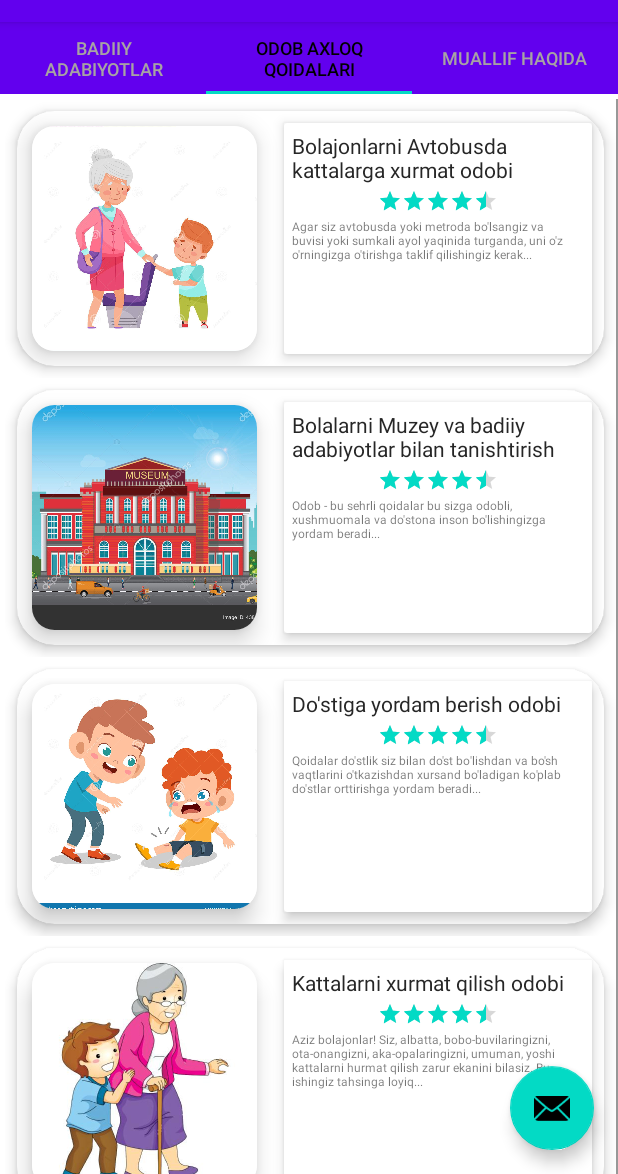
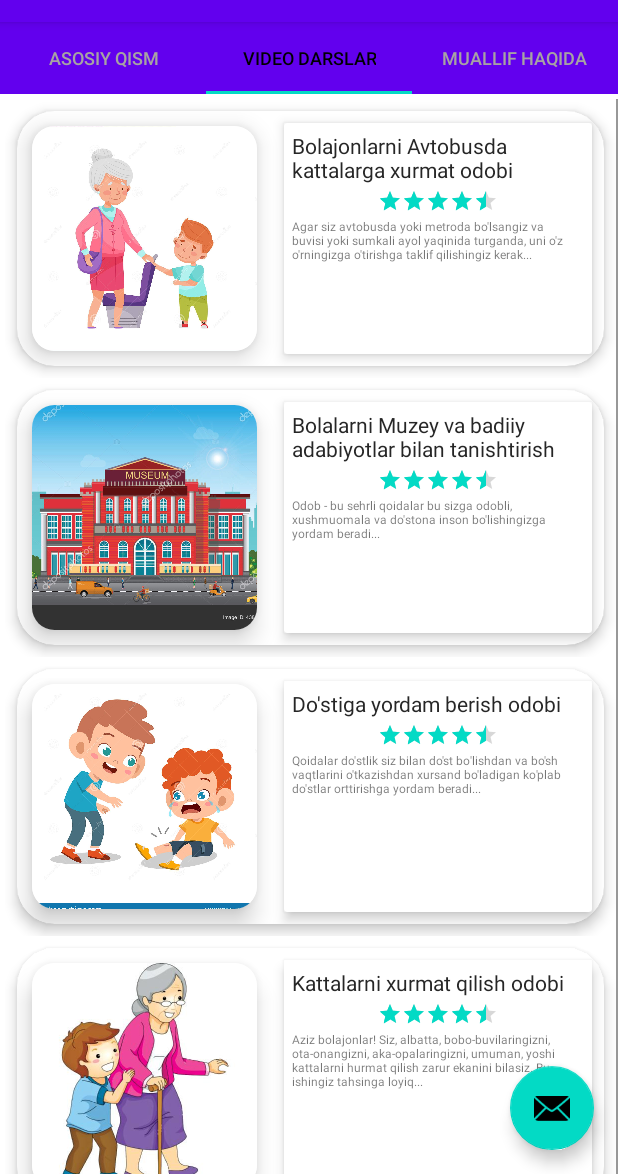
Before and after one commit to asadbekakmedov2001/metodologiya, an Android app: the screen it shows after launch (MainActivity), tab 2 chosen, on a phone screen of 412 x 824 dp, the part 62-1236 px from its top. Run offline under Robolectric (Android 15) with nearby library versions, the phone set to English and light mode, and no system bars.

Commit message:
Update MainActivity.java

```diff
--- a/app/src/main/java/com/example/metodologiya/MainActivity.java
+++ b/app/src/main/java/com/example/metodologiya/MainActivity.java
@@ -28,8 +28,8 @@
 
     private final String[] PAGE_TITLES = new String[]{
 
-            "Badiiy adabiyotlar",
-            "Odob axloq qoidalari",
+            "Asosiy qism",
+            "Video darslar",
             "Muallif haqida"
 
     };
```
